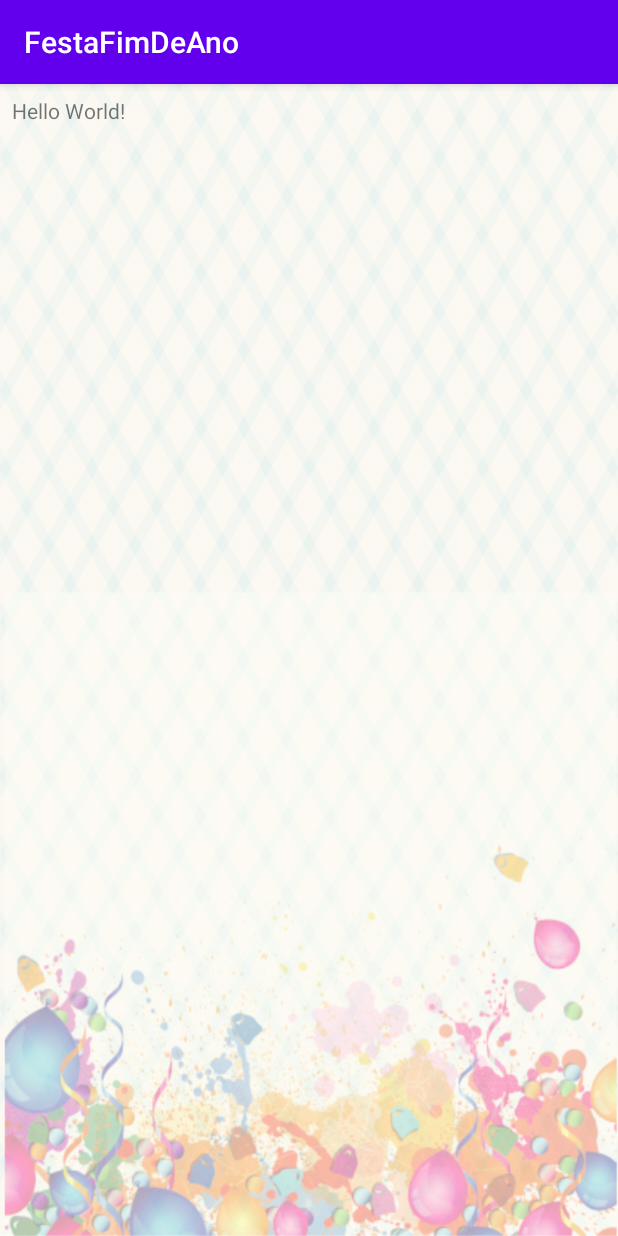
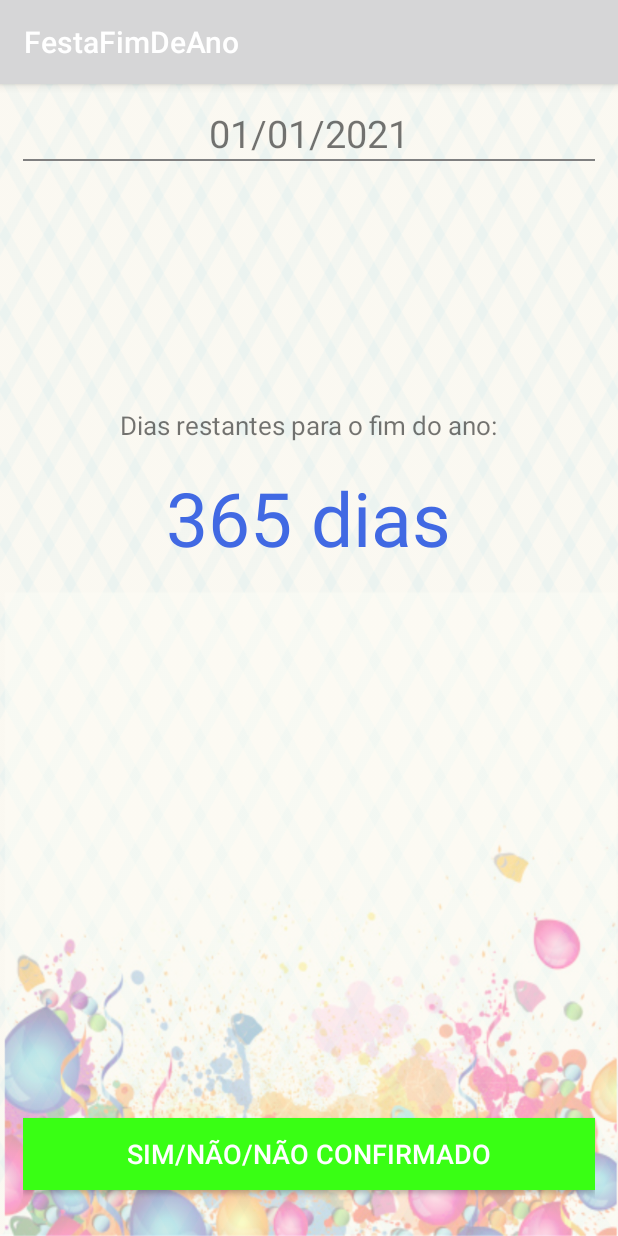
Before and after one commit to gabrieldeespindula/aplicativo-festa-fim-de-ano, an Android app: the screen it shows after launch (MainActivity), on a phone screen of 412 x 824 dp. Run offline under Robolectric (Android 15) with nearby library versions, the phone set to English and light mode, and no system bars.

Commit message:
adicionando elementos da interface.

```diff
--- a/app/src/main/res/layout/activity_main.xml
+++ b/app/src/main/res/layout/activity_main.xml
@@ -7,12 +7,51 @@
     android:layout_height="match_parent"
     tools:context=".MainActivity"
     android:background="@drawable/background"
-    android:padding="8dp">
+    android:padding="15dp">
 
     <TextView
+        android:id="@+id/text_today"
+        android:gravity="center"
+        android:layout_width="match_parent"
+        android:layout_height="wrap_content"
+        android:text="@string/data_de_hoje"
+        android:textSize="25sp"/>
+
+    <View
+        android:layout_width="match_parent"
+        android:layout_height="1dp"
+        android:layout_below="@+id/text_today"
+        android:background="@color/colorGrey"/>
+
+    <TextView
+        android:id="@+id/text_label_days_left"
         android:layout_width="wrap_content"
         android:layout_height="wrap_content"
-        android:text="Hello World!"/>
+        android:layout_centerHorizontal="true"
+        android:layout_marginTop="200dp"
+        android:text="@string/dias_restantes_para_o_fim_do_ano"
+        android:textSize="17sp"/>
 
+    <TextView
+        android:id="@+id/text_days_to_the_end"
+        android:layout_width="wrap_content"
+        android:layout_height="wrap_content"
+        android:textSize="50sp"
+        android:layout_below="@+id/text_label_days_left"
+        android:layout_centerHorizontal="true"
+        android:text="365 dias"
+        android:textColor="@color/colorBlue"
+        android:layout_marginTop="16dp"/>
+
+    <Button
+        android:id="@+id/button_yes_no"
+        android:layout_width="match_parent"
+        android:layout_height="wrap_content"
+        android:textSize="18sp"
+        android:layout_alignParentBottom="true"
+        android:background="@color/colorGreen"
+        android:text="@string/sim_nao_nao_confirmado"
+        android:textColor="@color/colorWhite"
+        android:layout_marginVertical="15dp"/>
 
 </RelativeLayout>
--- a/app/src/main/res/values/colors.xml
+++ b/app/src/main/res/values/colors.xml
@@ -1,6 +1,8 @@
 <?xml version="1.0" encoding="utf-8"?>
 <resources>
-    <color name="colorPrimary">#6200EE</color>
-    <color name="colorPrimaryDark">#3700B3</color>
-    <color name="colorAccent">#03DAC5</color>
+    <color name="colorWhite">#FFFFFF</color>
+    <color name="colorBlack">#000000</color>
+    <color name="colorGrey">#808080</color>
+    <color name="colorBlue">#4169E3</color>
+    <color name="colorGreen">#39FF14</color>
 </resources>
--- a/app/src/main/res/values/strings.xml
+++ b/app/src/main/res/values/strings.xml
@@ -1,3 +1,6 @@
 <resources>
     <string name="app_name">FestaFimDeAno</string>
+    <string name="sim_nao_nao_confirmado">SIM/NÃO/NÃO CONFIRMADO</string>
+    <string name="data_de_hoje">01/01/2021</string>
+    <string name="dias_restantes_para_o_fim_do_ano">Dias restantes para o fim do ano:</string>
 </resources>
```
